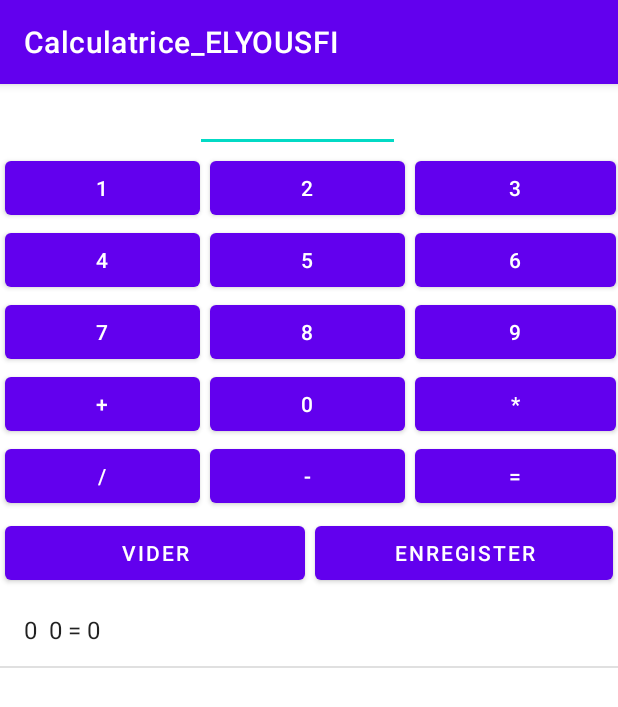
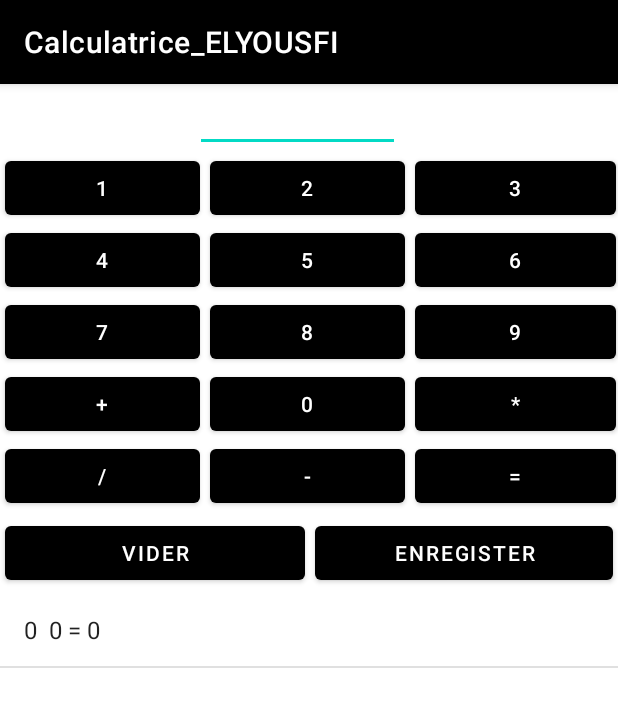
Before and after one commit to ElyousfiMohamed/Android-TPs, an Android app: the MainActivity screen opened directly, with no data from a screen before it, after a tap on "ENREGISTER", on a phone screen of 412 x 824 dp. Shown: the top 707 px of the screen. Run offline under Robolectric (Android 15) with nearby library versions, the phone set to English and light mode, and no system bars.

Commit message:
Change color

```diff
--- a/Calculatrice/app/src/main/res/layout/activity_main.xml
+++ b/Calculatrice/app/src/main/res/layout/activity_main.xml
@@ -39,7 +39,9 @@
             android:layout_marginLeft="5px"
             android:layout_marginRight="5px"
             android:onClick="calc"
-            android:text="1" />
+            android:text="1"
+            android:textColor="#FFFFFF"
+            app:iconTint="#000000" />
 
         <Button
             android:id="@+id/num2"
@@ -48,7 +50,9 @@
             android:layout_marginLeft="5px"
             android:layout_marginRight="5px"
             android:onClick="calc"
-            android:text="2" />
+            android:text="2"
+            android:textColor="#FFFFFF"
+            app:iconTint="#000000" />
 
         <Button
             android:id="@+id/num3"
@@ -57,7 +61,9 @@
             android:layout_marginLeft="5px"
             android:layout_marginRight="5px"
             android:onClick="calc"
-            android:text="3" />
+            android:text="3"
+            android:textColor="#FFFFFF"
+            app:iconTint="#000000" />
     </TableRow>
 
     <TableRow
@@ -71,7 +77,9 @@
             android:layout_marginLeft="5px"
             android:layout_marginRight="5px"
             android:onClick="calc"
-            android:text="4" />
+            android:text="4"
+            android:textColor="#FFFFFF"
+            app:iconTint="#000000" />
 
         <Button
             android:id="@+id/num5"
@@ -80,7 +88,9 @@
             android:layout_marginLeft="5px"
             android:layout_marginRight="5px"
             android:onClick="calc"
-            android:text="5" />
+            android:text="5"
+            android:textColor="#FFFFFF"
+            app:iconTint="#000000" />
 
         <Button
             android:id="@+id/num6"
@@ -89,7 +99,9 @@
             android:layout_marginLeft="5px"
             android:layout_marginRight="5px"
             android:onClick="calc"
-            android:text="6" />
+            android:text="6"
+            android:textColor="#FFFFFF"
+            app:iconTint="#000000" />
     </TableRow>
 
     <TableRow
@@ -103,7 +115,9 @@
             android:layout_marginLeft="5px"
             android:layout_marginRight="5px"
             android:onClick="calc"
-            android:text="7" />
+            android:text="7"
+            android:textColor="#FFFFFF"
+            app:iconTint="#000000" />
 
         <Button
             android:id="@+id/num8"
@@ -112,7 +126,9 @@
             android:layout_marginLeft="5px"
             android:layout_marginRight="5px"
             android:onClick="calc"
-            android:text="8" />
+            android:text="8"
+            android:textColor="#FFFFFF"
+            app:iconTint="#000000" />
 
         <Button
             android:id="@+id/num9"
@@ -121,7 +137,9 @@
             android:layout_marginLeft="5px"
             android:layout_marginRight="5px"
             android:onClick="calc"
-            android:text="9" />
+            android:text="9"
+            android:textColor="#FFFFFF"
+            app:iconTint="#000000" />
     </TableRow>
 
     <TableRow
@@ -135,7 +153,9 @@
             android:layout_marginLeft="5px"
             android:layout_marginRight="5px"
             android:onClick="calcOp"
-            android:text="+" />
+            android:text="+"
+            android:textColor="#FFFFFF"
+            app:iconTint="#000000" />
 
         <Button
             android:id="@+id/num0"
@@ -144,7 +164,9 @@
             android:layout_marginLeft="5px"
             android:layout_marginRight="5px"
             android:onClick="calc"
-            android:text="0" />
+            android:text="0"
+            android:textColor="#FFFFFF"
+            app:iconTint="#000000" />
 
         <Button
             android:id="@+id/mult"
@@ -153,7 +175,9 @@
             android:layout_marginLeft="5px"
             android:layout_marginRight="5px"
             android:onClick="calcOp"
-            android:text="*" />
+            android:text="*"
+            android:textColor="#FFFFFF"
+            app:iconTint="#000000" />
     </TableRow>
 
     <TableRow
@@ -167,7 +191,9 @@
             android:layout_marginLeft="5px"
             android:layout_marginRight="5px"
             android:onClick="calcOp"
-            android:text="/" />
+            android:text="/"
+            android:textColor="#FFFFFF"
+            app:iconTint="#000000" />
 
         <Button
             android:id="@+id/moins"
@@ -176,7 +202,9 @@
             android:layout_marginLeft="5px"
             android:layout_marginRight="5px"
             android:onClick="calcOp"
-            android:text="-" />
+            android:text="-"
+            android:textColor="#FFFFFF"
+            app:iconTint="#000000" />
 
         <Button
             android:id="@+id/eq"
@@ -185,7 +213,9 @@
             android:layout_marginLeft="5px"
             android:layout_marginRight="5px"
             android:onClick="res"
-            android:text="=" />
+            android:text="="
+            android:textColor="#FFFFFF"
+            app:iconTint="#000000" />
 
     </TableRow>
 
@@ -201,7 +231,9 @@
             android:layout_margin="5px"
             android:layout_weight="1"
             android:onClick="vider"
-            android:text="VIDER" />
+            android:text="VIDER"
+            android:textColor="#FFFFFF"
+            app:iconTint="#000000" />
 
         <Button
             android:id="@+id/Enregister"
@@ -210,7 +242,9 @@
             android:layout_margin="5px"
             android:layout_weight="1"
             android:onClick="add"
-            android:text="ENREGISTER" />
+            android:text="ENREGISTER"
+            android:textColor="#FFFFFF"
+            app:iconTint="#000000" />
     </LinearLayout>
 
     <LinearLayout
--- a/Calculatrice/app/src/main/res/values/colors.xml
+++ b/Calculatrice/app/src/main/res/values/colors.xml
@@ -1,8 +1,8 @@
 <?xml version="1.0" encoding="utf-8"?>
 <resources>
-    <color name="purple_200">#FFBB86FC</color>
-    <color name="purple_500">#FF6200EE</color>
-    <color name="purple_700">#FF3700B3</color>
+    <color name="purple_200">#000000</color>
+    <color name="purple_500">#000000</color>
+    <color name="purple_700">#000000</color>
     <color name="teal_200">#FF03DAC5</color>
     <color name="teal_700">#FF018786</color>
     <color name="black">#FF000000</color>
```
